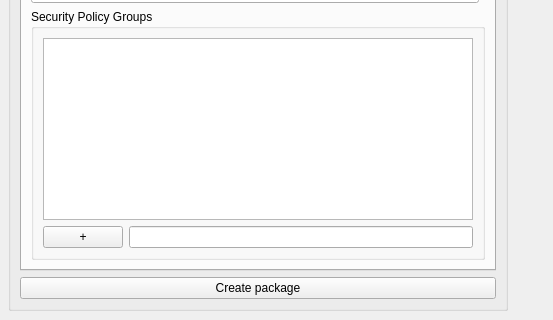
Old version of the form src/ubuntu/ubuntupackagingwidget.ui in the repository runelabs/qtcreator-plugin-ubuntu; both pictures show x 156 to 709 and y 363 to 683 of the 827 by 683 pixel window.
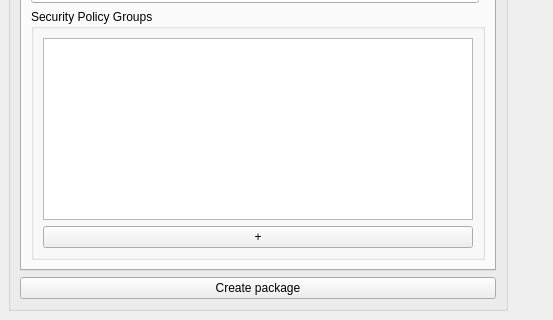
New version of the form. The open tabs and pages were chosen to show the change.

Diff of the .ui file:
```diff
--- a/src/ubuntu/ubuntupackagingwidget.ui
+++ b/src/ubuntu/ubuntupackagingwidget.ui
@@ -314,9 +314,6 @@
                            </property>
                           </widget>
                          </item>
-                         <item>
-                          <widget class="QLineEdit" name="lineEdit_policy"/>
-                         </item>
                         </layout>
                        </item>
                       </layout>
```
